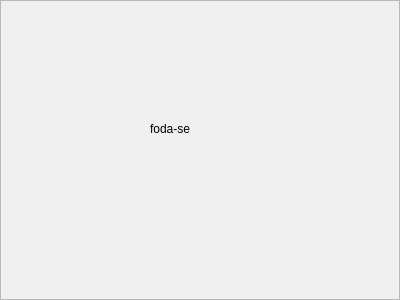
Above: SIF_GUI/View/TelaCadastroVenda.ui from VitorDiToro/EC206-EngenhariaDeSoftware2 before the change. Below: the same form after it.
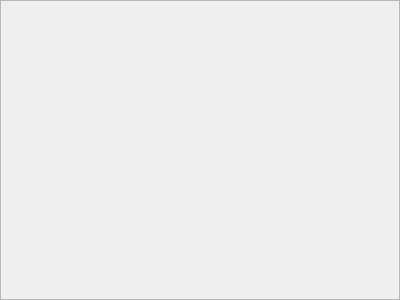
That is the form after the change.

Commit message: foda-se removido

The edit to the form file:
```diff
--- a/SIF_GUI/View/TelaCadastroVenda.ui
+++ b/SIF_GUI/View/TelaCadastroVenda.ui
@@ -19,19 +19,6 @@
   <property name="frameShadow">
    <enum>QFrame::Raised</enum>
   </property>
-  <widget class="QLabel" name="label">
-   <property name="geometry">
-    <rect>
-     <x>150</x>
-     <y>120</y>
-     <width>67</width>
-     <height>17</height>
-    </rect>
-   </property>
-   <property name="text">
-    <string>foda-se</string>
-   </property>
-  </widget>
  </widget>
  <resources/>
  <connections/>
```
